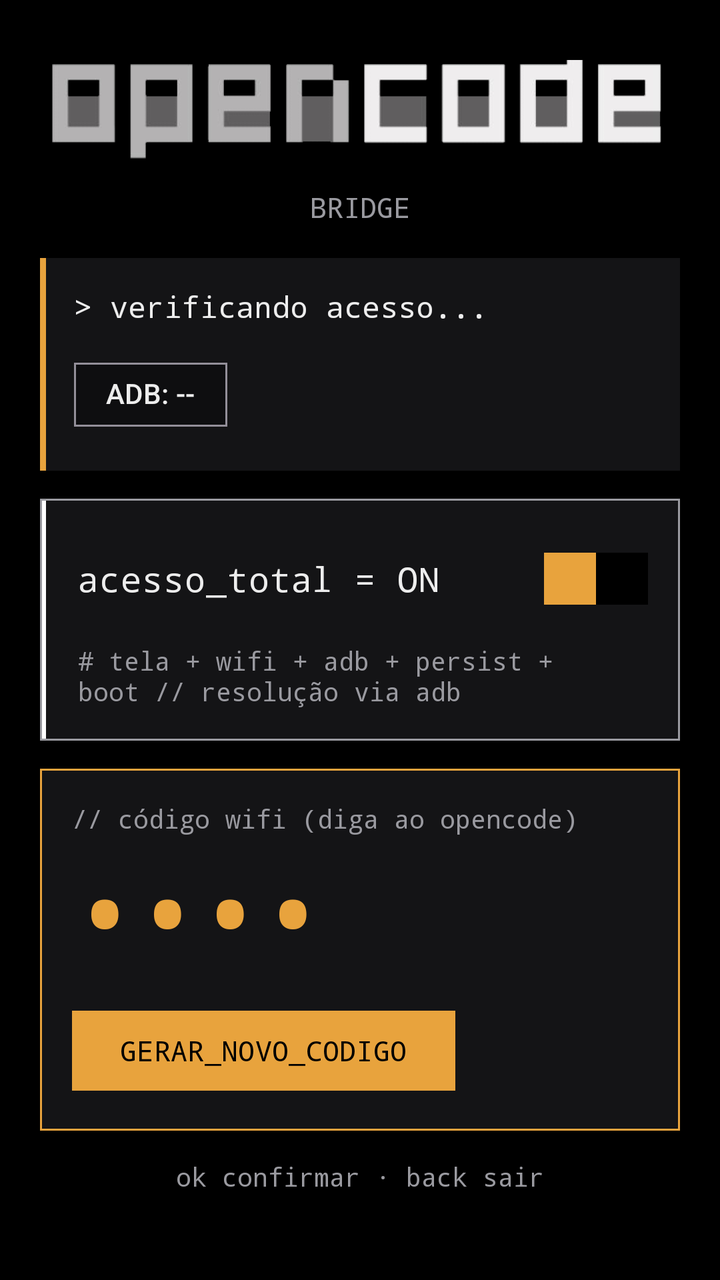
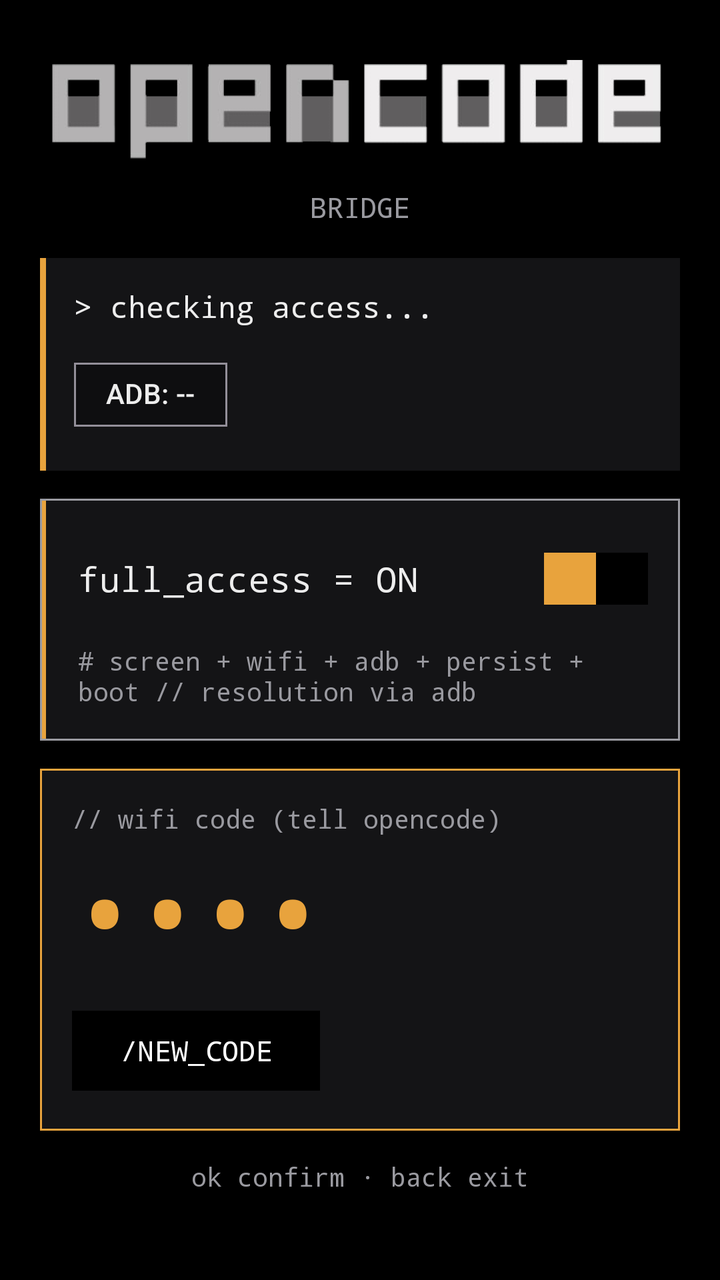

Two renders of the same Android screen: before a commit and after it. Below are the layout's source before the change and the commit's diff.
<!-- AndroidManifest.xml: application theme Theme.OpenBridge -->
<!-- res/layout/activity_main.xml -->
<?xml version="1.0" encoding="utf-8"?>
<ScrollView xmlns:android="http://schemas.android.com/apk/res/android"
    xmlns:app="http://schemas.android.com/apk/res-auto"
    android:layout_width="match_parent"
    android:layout_height="match_parent"
    android:background="@color/oc_bg"
    android:fillViewport="true">

    <LinearLayout
        android:layout_width="match_parent"
        android:layout_height="wrap_content"
        android:orientation="vertical"
        android:padding="20dp">

        <ImageView
            android:layout_width="match_parent"
            android:layout_height="72dp"
            android:layout_gravity="center_horizontal"
            android:adjustViewBounds="true"
            android:contentDescription="opencode"
            android:scaleType="fitCenter"
            android:src="@drawable/opencode_banner" />

        <TextView
            android:layout_width="wrap_content"
            android:layout_height="wrap_content"
            android:layout_gravity="center_horizontal"
            android:layout_marginTop="2dp"
            android:fontFamily="monospace"
            android:text="BRIDGE"
            android:textColor="@color/oc_muted"
            android:textSize="14sp" />

        <LinearLayout
            android:layout_width="match_parent"
            android:layout_height="wrap_content"
            android:layout_marginTop="16dp"
            android:background="@color/oc_card"
            android:orientation="horizontal">

            <View
                android:layout_width="3dp"
                android:layout_height="match_parent"
                android:background="@color/oc_border" />

            <LinearLayout
                android:layout_width="match_parent"
                android:layout_height="wrap_content"
                android:orientation="vertical"
                android:padding="14dp">

                <TextView
                    android:id="@+id/txtStatus"
                    android:layout_width="wrap_content"
                    android:layout_height="wrap_content"
                    android:fontFamily="monospace"
                    android:text="> verificando acesso..."
                    android:textColor="@color/oc_text"
                    android:textSize="15sp" />

                <com.google.android.material.chip.Chip
                    android:id="@+id/chipAdb"
                    android:layout_width="wrap_content"
                    android:layout_height="wrap_content"
                    android:layout_marginTop="10dp"
                    android:text="ADB: --"
                    app:chipCornerRadius="0dp" />

            </LinearLayout>
        </LinearLayout>

        <com.google.android.material.card.MaterialCardView
            android:layout_width="match_parent"
            android:layout_height="wrap_content"
            android:layout_marginTop="14dp"
            app:cardBackgroundColor="@color/oc_card"
            app:cardCornerRadius="0dp"
            app:cardElevation="0dp"
            app:strokeColor="@color/oc_muted"
            app:strokeWidth="1dp">

            <LinearLayout
                android:layout_width="match_parent"
                android:layout_height="wrap_content"
                android:orientation="horizontal">

                <View
                    android:id="@+id/barToggle"
                    android:layout_width="3dp"
                    android:layout_height="match_parent"
                    android:background="#FFFFFF"
                    android:visibility="visible" />

                <LinearLayout
                    android:layout_width="match_parent"
                    android:layout_height="wrap_content"
                    android:orientation="vertical"
                    android:padding="16dp">

                <androidx.appcompat.widget.SwitchCompat
                    android:id="@+id/swTotal"
                    android:layout_width="match_parent"
                    android:layout_height="wrap_content"
                    android:fontFamily="monospace"
                    android:text="acesso_total = ON"
                    android:textColor="@color/oc_text"
                    android:textSize="17sp"
                    android:thumb="@drawable/square_thumb"
                    app:thumbTint="@color/oc_primary"
                    app:track="@drawable/square_track"
                    app:trackTint="@color/oc_bg" />

                <TextView
                    android:layout_width="wrap_content"
                    android:layout_height="wrap_content"
                    android:layout_marginTop="8dp"
                    android:fontFamily="monospace"
                    android:text="# tela + wifi + adb + persist + boot // resolução via adb"
                    android:textColor="@color/oc_muted"
                    android:textSize="13sp" />

                </LinearLayout>
            </LinearLayout>
        </com.google.android.material.card.MaterialCardView>

        <com.google.android.material.card.MaterialCardView
            android:layout_width="match_parent"
            android:layout_height="wrap_content"
            android:layout_marginTop="14dp"
            app:cardBackgroundColor="@color/oc_card"
            app:cardCornerRadius="0dp"
            app:cardElevation="0dp"
            app:strokeColor="@color/oc_border"
            app:strokeWidth="1dp">

            <LinearLayout
                android:layout_width="match_parent"
                android:layout_height="wrap_content"
                android:orientation="vertical"
                android:padding="16dp">

                <TextView
                    android:layout_width="wrap_content"
                    android:layout_height="wrap_content"
                    android:fontFamily="monospace"
                    android:text="// código wifi (diga ao opencode)"
                    android:textColor="@color/oc_muted"
                    android:textSize="13sp" />

                <TextView
                    android:id="@+id/txtPin"
                    android:layout_width="wrap_content"
                    android:layout_height="wrap_content"
                    android:layout_marginTop="4dp"
                    android:fontFamily="monospace"
                    android:text="••••"
                    android:textColor="@color/oc_primary"
                    android:textSize="52sp"
                    android:textStyle="bold" />

                <LinearLayout
                    android:layout_width="wrap_content"
                    android:layout_height="wrap_content"
                    android:layout_marginTop="10dp"
                    android:orientation="horizontal">

                    <View
                        android:id="@+id/barBtn"
                        android:layout_width="3dp"
                        android:layout_height="match_parent"
                        android:background="#FFFFFF"
                        android:visibility="gone" />

                    <com.google.android.material.button.MaterialButton
                        android:id="@+id/btnPin"
                        android:layout_width="wrap_content"
                        android:layout_height="wrap_content"
                        android:focusable="true"
                        android:focusableInTouchMode="true"
                        android:fontFamily="monospace"
                        android:text="GERAR_NOVO_CODIGO"
                        app:cornerRadius="0dp" />

                </LinearLayout>

            </LinearLayout>
        </com.google.android.material.card.MaterialCardView>

        <TextView
            android:layout_width="wrap_content"
            android:layout_height="wrap_content"
            android:layout_gravity="center_horizontal"
            android:layout_marginTop="14dp"
            android:fontFamily="monospace"
            android:text="ok confirmar · back sair"
            android:textColor="@color/oc_muted"
            android:textSize="13sp" />

    </LinearLayout>
</ScrollView>
<!-- resources referenced by this layout -->
<resources>
  <color name="oc_bg">#000000</color>
  <color name="oc_border">#E8A33D</color>
  <color name="oc_card">#141416</color>
  <color name="oc_muted">#9A9AA0</color>
  <color name="oc_primary">#E8A33D</color>
  <color name="oc_text">#EDEDED</color>
  <!-- drawable opencode_banner: png bitmap (drawable-nodpi, 8702 bytes) -->
  <!-- drawable square_thumb (drawable) -->
  <?xml version="1.0" encoding="utf-8"?>
  <shape xmlns:android="http://schemas.android.com/apk/res/android" android:shape="rectangle">
      <solid android:color="@color/oc_primary" />
      <size android:width="26dp" android:height="26dp" />
  </shape>
  <!-- drawable square_track (drawable) -->
  <?xml version="1.0" encoding="utf-8"?>
  <shape xmlns:android="http://schemas.android.com/apk/res/android" android:shape="rectangle">
      <solid android:color="@color/oc_card" />
      <stroke android:width="1dp" android:color="@color/oc_muted" />
      <size android:width="52dp" android:height="26dp" />
  </shape>
  <style name="Theme.OpenBridge" parent="Theme.Material3.Dark.NoActionBar">
          <item name="colorPrimary">@color/oc_primary</item>
          <item name="colorOnPrimary">@color/oc_on_primary</item>
          <item name="android:colorBackground">@color/oc_bg</item>
          <item name="colorSurface">@color/oc_surface</item>
          <item name="colorOnSurface">@color/oc_text</item>
          <item name="shapeAppearanceSmallComponent">@style/Shape.Square</item>
          <item name="shapeAppearanceMediumComponent">@style/Shape.Square</item>
          <item name="shapeAppearanceLargeComponent">@style/Shape.Square</item>
      </style>
  <color name="oc_on_primary">#000000</color>
  <color name="oc_surface">#0E0E10</color>
  <style name="Shape.Square" parent="">
          <item name="cornerFamily">rounded</item>
          <item name="cornerSize">0dp</item>
      </style>
</resources>

<!-- the commit's change to res/layout/activity_main.xml (unified diff, before → after) -->
@@ -54,7 +54,7 @@
                     android:layout_width="wrap_content"
                     android:layout_height="wrap_content"
                     android:fontFamily="monospace"
-                    android:text="> verificando acesso..."
+                    android:text="> checking access..."
                     android:textColor="@color/oc_text"
                     android:textSize="15sp" />
 
@@ -88,7 +88,7 @@
                     android:id="@+id/barToggle"
                     android:layout_width="3dp"
                     android:layout_height="match_parent"
-                    android:background="#FFFFFF"
+                    android:background="@color/oc_border"
                     android:visibility="visible" />
 
                 <LinearLayout
@@ -102,7 +102,7 @@
                     android:layout_width="match_parent"
                     android:layout_height="wrap_content"
                     android:fontFamily="monospace"
-                    android:text="acesso_total = ON"
+                    android:text="full_access = ON"
                     android:textColor="@color/oc_text"
                     android:textSize="17sp"
                     android:thumb="@drawable/square_thumb"
@@ -115,7 +115,7 @@
                     android:layout_height="wrap_content"
                     android:layout_marginTop="8dp"
                     android:fontFamily="monospace"
-                    android:text="# tela + wifi + adb + persist + boot // resolução via adb"
+                    android:text="# screen + wifi + adb + persist + boot // resolution via adb"
                     android:textColor="@color/oc_muted"
                     android:textSize="13sp" />
 
@@ -143,7 +143,7 @@
                     android:layout_width="wrap_content"
                     android:layout_height="wrap_content"
                     android:fontFamily="monospace"
-                    android:text="// código wifi (diga ao opencode)"
+                    android:text="// wifi code (tell opencode)"
                     android:textColor="@color/oc_muted"
                     android:textSize="13sp" />
 
@@ -168,7 +168,7 @@
                         android:id="@+id/barBtn"
                         android:layout_width="3dp"
                         android:layout_height="match_parent"
-                        android:background="#FFFFFF"
+                        android:background="@color/oc_border"
                         android:visibility="gone" />
 
                     <com.google.android.material.button.MaterialButton
@@ -178,7 +178,9 @@
                         android:focusable="true"
                         android:focusableInTouchMode="true"
                         android:fontFamily="monospace"
-                        android:text="GERAR_NOVO_CODIGO"
+                        android:text="/NEW_CODE"
+                        android:textColor="#FFFFFF"
+                        app:backgroundTint="@color/oc_bg"
                         app:cornerRadius="0dp" />
 
                 </LinearLayout>
@@ -192,7 +194,7 @@
             android:layout_gravity="center_horizontal"
             android:layout_marginTop="14dp"
             android:fontFamily="monospace"
-            android:text="ok confirmar · back sair"
+            android:text="ok confirm · back exit"
             android:textColor="@color/oc_muted"
             android:textSize="13sp" />
 
